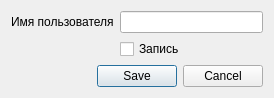
This is usereditor/usereditordialog.ui in QtWorks/VirtualClientDialogEditor as Qt 5 draws it before an edit. The edited form follows.
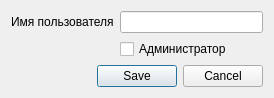
This is the edited form.

The edit to the form file:
```diff
--- a/usereditor/usereditordialog.ui
+++ b/usereditor/usereditordialog.ui
@@ -29,7 +29,7 @@
      <item row="1" column="1">
       <widget class="QCheckBox" name="writePermissionCheckBox">
        <property name="text">
-        <string>Запись</string>
+        <string>Администратор</string>
        </property>
       </widget>
      </item>
```
Left out of the diff: 2 changed lines with no effect on the pictures.
